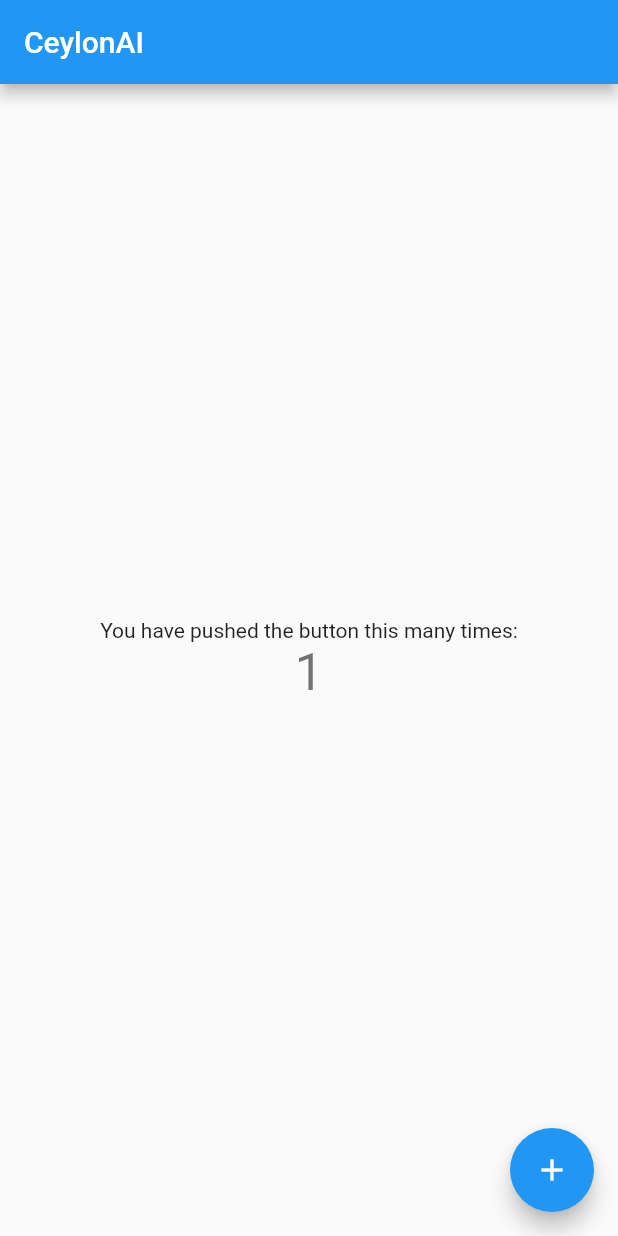
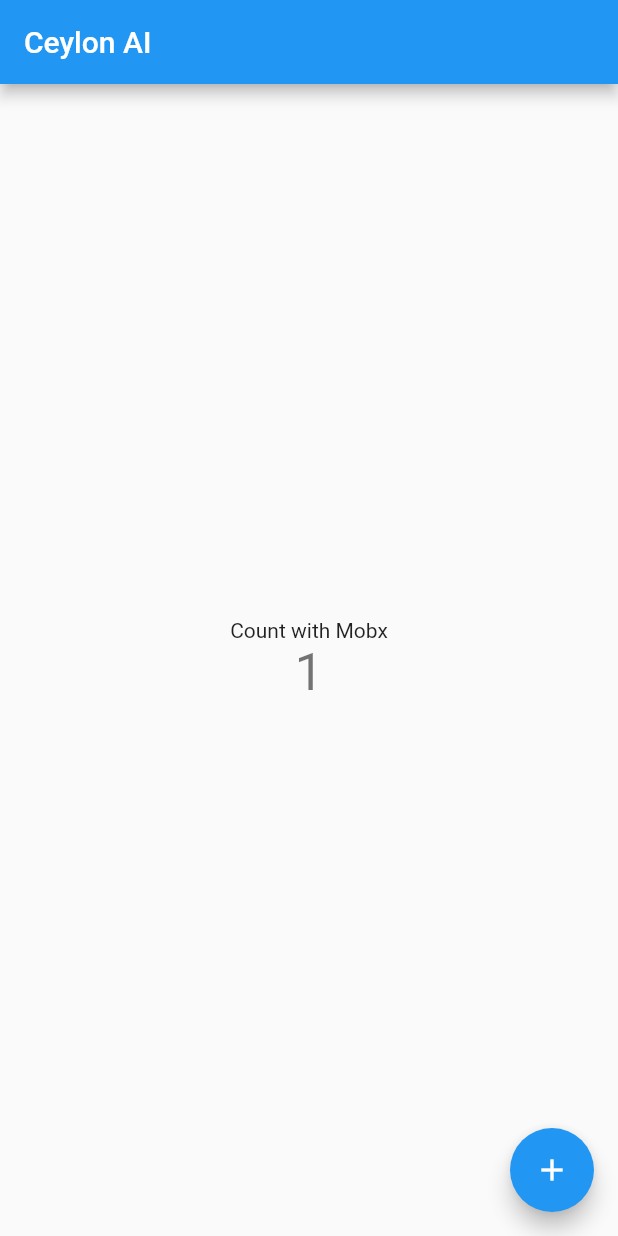
Before and after one commit to dewmal/flutter_basic_application, a Flutter app: the screen it shows after launch, after a tap on the "add" icon, on a phone screen of 412 x 824 dp. Run offline on Flutter 3.47's test engine with Material 2 defaults, Android fonts, the phone set to English and light mode, and no system bars; our stand-ins replace flutter_mobx, mobx; generated files the repository leaves out were written again.

Commit message:
Mobx intergration

```diff
--- a/lib/main.dart
+++ b/lib/main.dart
@@ -1,4 +1,8 @@
 import 'package:flutter/material.dart';
+import 'package:flutter_basic/store/counter.dart';
+import 'package:flutter_mobx/flutter_mobx.dart';
+
+final Counter counter = Counter();
 
 void main() {
   runApp(const MyApp());
@@ -15,53 +19,41 @@ class MyApp extends StatelessWidget {
       theme: ThemeData(
         primarySwatch: Colors.blue,
       ),
-      home: const MyHomePage(title: 'CeylonAI'),
+      home: const MyPageWithMobx(),
     );
   }
 }
 
-class MyHomePage extends StatefulWidget {
-  const MyHomePage({Key? key, required this.title}) : super(key: key);
-  final String title;
-
-  @override
-  State<MyHomePage> createState() => _MyHomePageState();
-}
-
-class _MyHomePageState extends State<MyHomePage> {
-  int _counter = 0;
-
-  void _incrementCounter() {
-    setState(() {
-      _counter++;
-    });
-  }
+class MyPageWithMobx extends StatelessWidget {
+  const MyPageWithMobx({Key? key}) : super(key: key);
 
   @override
   Widget build(BuildContext context) {
     return Scaffold(
       appBar: AppBar(
-        title: Text(widget.title),
+        title: Text("Ceylon AI"),
       ),
       body: Center(
         child: Column(
           mainAxisAlignment: MainAxisAlignment.center,
           children: <Widget>[
             const Text(
-              'You have pushed the button this many times:',
+              'Count with Mobx',
             ),
-            Text(
-              '$_counter',
-              style: Theme.of(context).textTheme.headline4,
-            ),
+            Observer(
+                builder: (_) => Text(
+                      '${counter.value}',
+                      style: Theme.of(context).textTheme.headline4,
+                    )),
           ],
         ),
       ),
       floatingActionButton: FloatingActionButton(
-        onPressed: _incrementCounter,
+        onPressed: () => {counter.increment()},
         tooltip: 'Increment',
         child: const Icon(Icons.add),
       ), // This trailing comma makes auto-formatting nicer for build methods.
     );
+    ;
   }
 }
--- /dev/null
+++ b/lib/store/counter.dart
@@ -0,0 +1,18 @@
+import 'package:mobx/mobx.dart';
+
+// Include generated file
+part 'counter.g.dart';
+
+// This is the class used by rest of your codebase
+class Counter = _Counter with _$Counter;
+
+// The store-class
+abstract class _Counter with Store {
+  @observable
+  int value = 0;
+
+  @action
+  void increment() {
+    value++;
+  }
+}
--- a/pubspec.yaml
+++ b/pubspec.yaml
@@ -34,6 +34,8 @@ dependencies:
   # The following adds the Cupertino Icons font to your application.
   # Use with the CupertinoIcons class for iOS style icons.
   cupertino_icons: ^1.0.2
+  mobx: ^2.0.0
+  flutter_mobx: ^2.0.0
 
 dev_dependencies:
   flutter_test:
@@ -45,6 +47,8 @@ dev_dependencies:
   # package. See that file for information about deactivating specific lint
   # rules and activating additional ones.
   flutter_lints: ^1.0.0
+  build_runner: ^1.12.2
+  mobx_codegen: ^2.0.0
 
 # For information on the generic Dart part of this file, see the
 # following page: https://dart.dev/tools/pub/pubspec
```
Also changed, not shown: lib/store/counter.g.dart (added), pubspec.lock.
